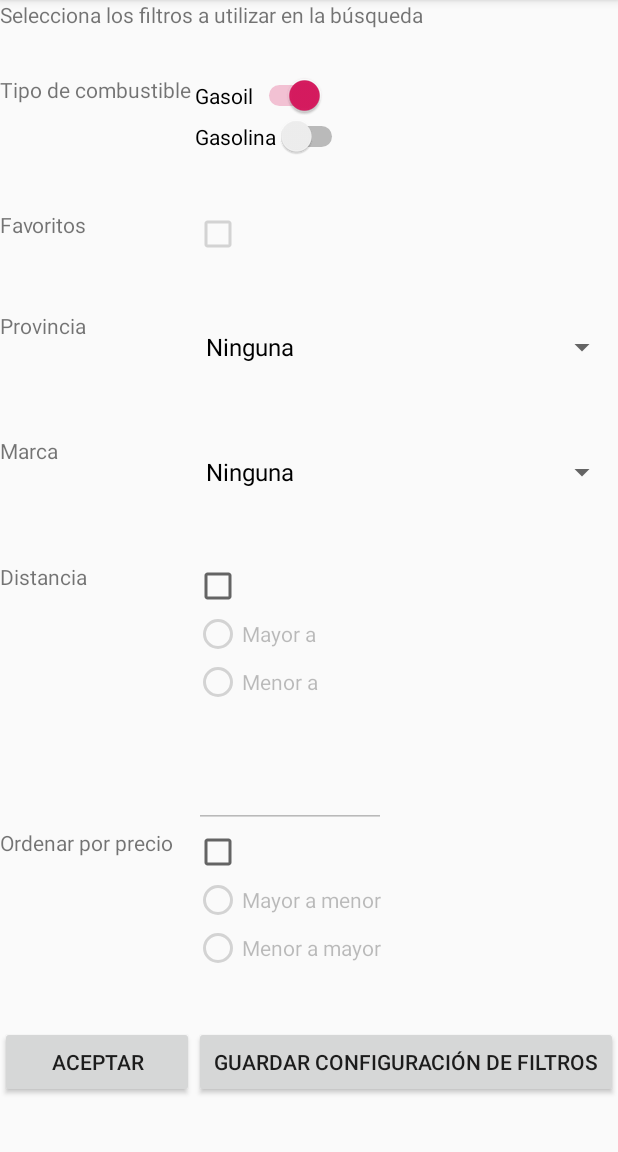
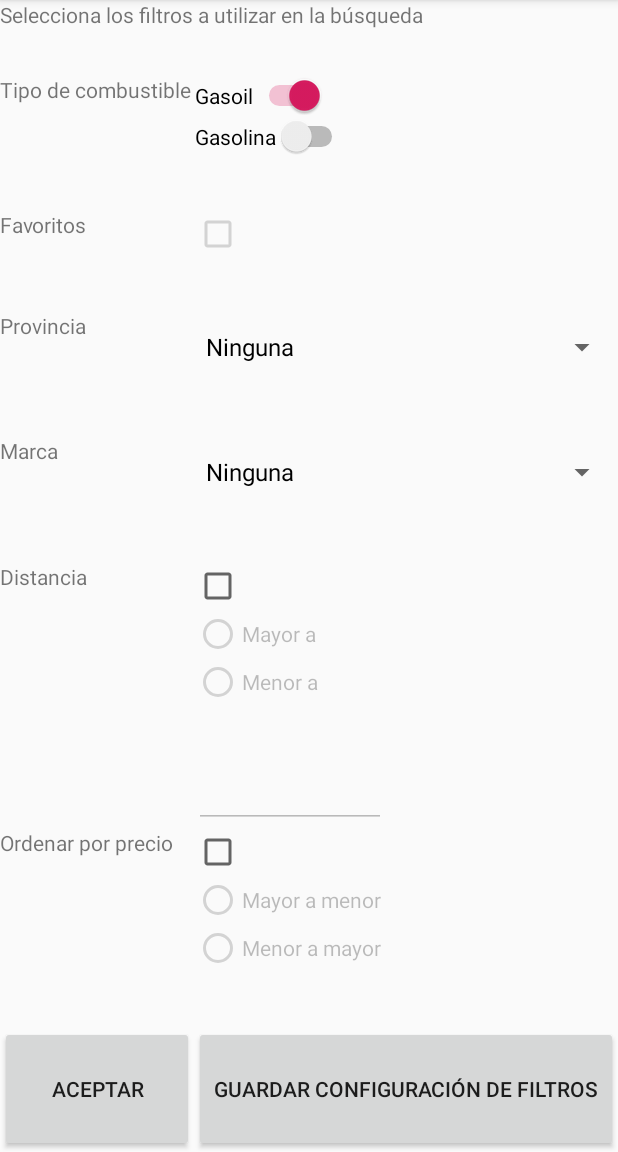
Before and after one commit to isunican/AppGasolinerasGrupo5, an Android app: the screen it shows after launch (FilterActivity), after a tap on "MOSTRAR FILTROS", on a phone screen of 412 x 824 dp, the part 84-1236 px from its top. Run offline under Robolectric (Android 15) with nearby library versions, the phone set to English and light mode, and no system bars; network calls fail; 1 statement that could not run was skipped.

Commit message:
Añadida mejora al botón "Mostrar filtros" y los botones de FilterActivity.

```diff
--- a/AndroidProject/app/src/main/res/layout/activity_filter.xml
+++ b/AndroidProject/app/src/main/res/layout/activity_filter.xml
@@ -249,7 +249,7 @@
                 <Button
                     android:id="@+id/btnAceptar"
                     android:layout_width="wrap_content"
-                    android:layout_height="wrap_content"
+                    android:layout_height="match_parent"
                     android:layout_weight="1"
                     android:text="Aceptar"
                     android:visibility="visible" />
@@ -257,7 +257,7 @@
                 <Button
                     android:id="@+id/btnGuardarConfig"
                     android:layout_width="wrap_content"
-                    android:layout_height="wrap_content"
+                    android:layout_height="match_parent"
                     android:layout_weight="1"
                     android:text="Guardar configuración de filtros"
                     android:visibility="visible" />
--- a/AndroidProject/app/src/main/res/layout/activity_main.xml
+++ b/AndroidProject/app/src/main/res/layout/activity_main.xml
@@ -18,12 +18,12 @@
 
         <Space
             android:id="@+id/space1"
-            android:layout_width="250dp"
+            android:layout_width="200dp"
             android:layout_height="wrap_content" />
 
         <Button
             android:id="@+id/btnListaFiltros"
-            android:layout_width="wrap_content"
+            android:layout_width="200dp"
             android:layout_height="wrap_content"
             android:layout_toRightOf="@id/space1"
             android:text="Mostrar filtros" />
```
